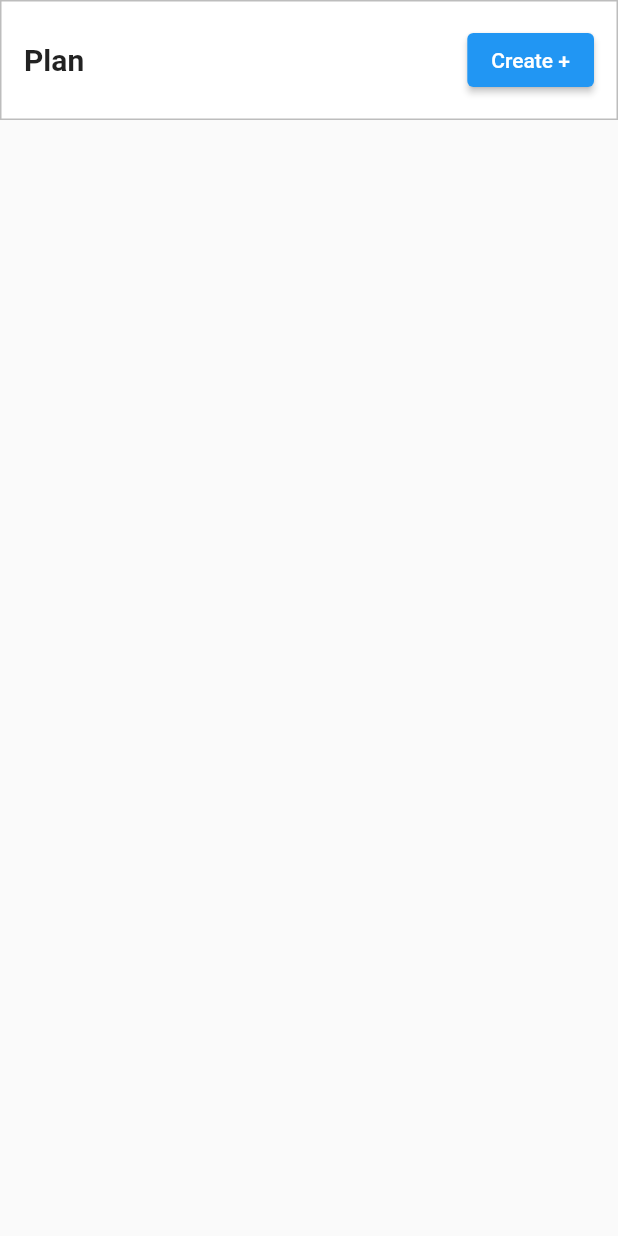
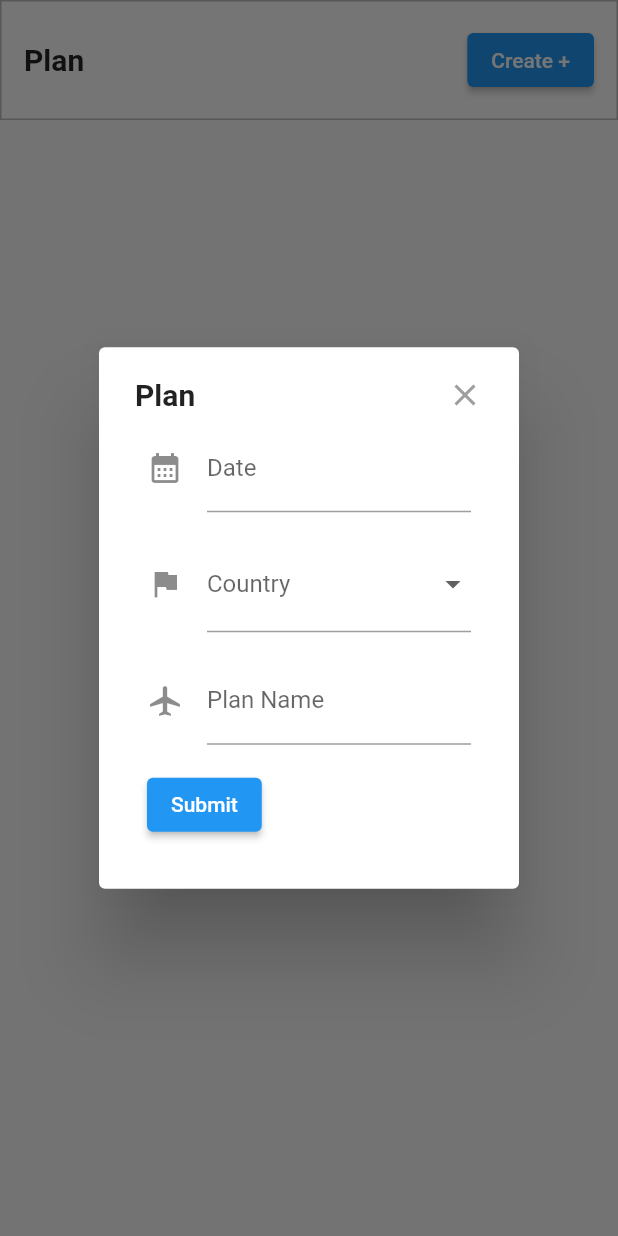
Before and after one commit to tsaqifammar/pocket-travel-mobile, a Flutter app: the PlanHeader widget shown alone on an empty page, opened directly, after a tap on "Create +", on a phone screen of 412 x 824 dp. Run offline on Flutter 3.47's test engine with Material 2 defaults, Android fonts, the phone set to English and light mode, and no system bars; our stand-ins replace flutter_login, timelines; missing offline and left inert: animate_navigator_transition_do, flag, scale_button; network calls fail.

Commit message:
add plan form (without schedule)

```diff
--- /dev/null
+++ b/lib/widgets/plan_form_dialog.dart
@@ -0,0 +1,103 @@
+import 'package:flutter/material.dart';
+import 'package:pocket_travel_mobile/widgets/country_picker.dart';
+import 'package:pocket_travel_mobile/widgets/date_picker.dart';
+
+class PlanFormDialog extends StatelessWidget {
+  const PlanFormDialog({Key? key}) : super(key: key);
+
+  @override
+  Widget build(BuildContext context) {
+    return AlertDialog(
+      content: Stack(
+        children: [
+          const _PlanForm(),
+          Positioned(
+            right: 0,
+            top: 0,
+            child: InkResponse(
+              onTap: () => Navigator.of(context).pop(),
+              child: const Icon(Icons.close, color: Colors.grey),
+            ),
+          ),
+        ],
+      ),
+    );
+  }
+}
+
+class _PlanForm extends StatefulWidget {
+  const _PlanForm({Key? key}) : super(key: key);
+
+  @override
+  State<_PlanForm> createState() => __PlanFormState();
+}
+
+class __PlanFormState extends State<_PlanForm> {
+  final _formKey = GlobalKey<FormState>();
+  final Map<String, dynamic> _planData = {
+    "name": "",
+    "date": "",
+    "country": "",
+    "schedule": [],
+  };
+
+  @override
+  Widget build(BuildContext context) {
+    return Form(
+      key: _formKey,
+      child: Column(
+        mainAxisSize: MainAxisSize.min,
+        crossAxisAlignment: CrossAxisAlignment.start,
+        children: <Widget>[
+          const Text(
+            'Plan',
+            style: TextStyle(fontWeight: FontWeight.bold, fontSize: 20),
+          ),
+          Padding(
+            padding: const EdgeInsets.all(8.0),
+            child: DatePicker(
+              onSaved: (value) {
+                _planData['date'] = value;
+              },
+            ),
+          ),
+          Padding(
+            padding: const EdgeInsets.all(8.0),
+            child: CountryPicker(
+              onSaved: (value) {
+                _planData['country'] = value;
+              },
+            ),
+          ),
+          Padding(
+            padding: const EdgeInsets.all(8.0),
+            child: TextFormField(
+              decoration: const InputDecoration(
+                labelText: 'Plan Name',
+                icon: Icon(Icons.airplanemode_active),
+              ),
+              validator: (value) => (value == null || value.isEmpty
+                  ? 'Please enter some text'
+                  : null),
+              onSaved: (value) {
+                _planData['name'] = value;
+              },
+            ),
+          ),
+          Padding(
+            padding: const EdgeInsets.all(8.0),
+            child: ElevatedButton(
+              child: const Text('Submit'),
+              onPressed: () {
+                if (_formKey.currentState!.validate()) {
+                  _formKey.currentState!.save();
+                  print(_planData.toString());
+                }
+              },
+            ),
+          )
+        ],
+      ),
+    );
+  }
+}
--- a/lib/widgets/plan_header.dart
+++ b/lib/widgets/plan_header.dart
@@ -1,4 +1,5 @@
 import 'package:flutter/material.dart';
+import 'package:pocket_travel_mobile/widgets/plan_form_dialog.dart';
 
 class PlanHeader extends StatelessWidget {
   const PlanHeader({Key? key}) : super(key: key);
@@ -17,7 +18,10 @@ class PlanHeader extends StatelessWidget {
           const Text('Plan', style: TextStyle(fontWeight: FontWeight.bold, fontSize: 20)),
           ElevatedButton(
             onPressed: () {
-              print('hello');
+              showDialog(
+                context: context,
+                builder: (context) => const PlanFormDialog(),
+              );
             },
             child: const Text('Create +')
           ),
```
